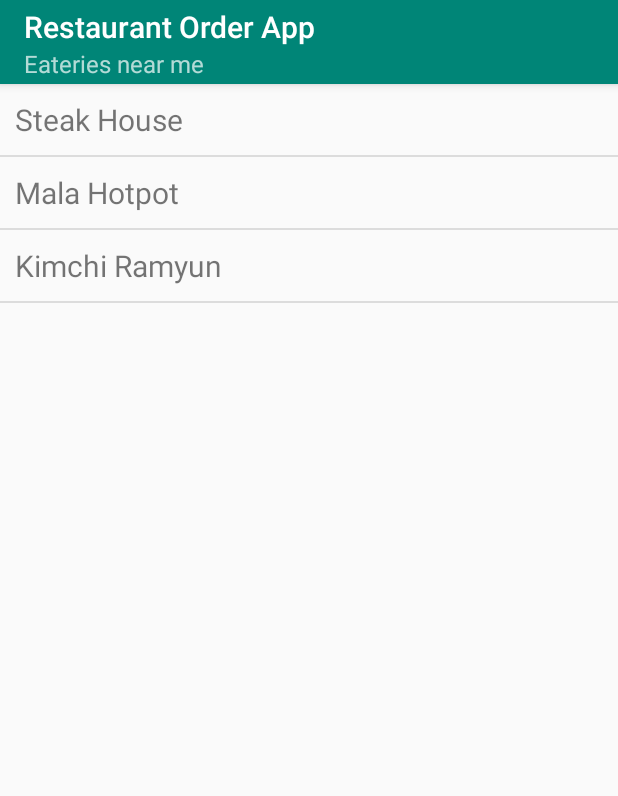
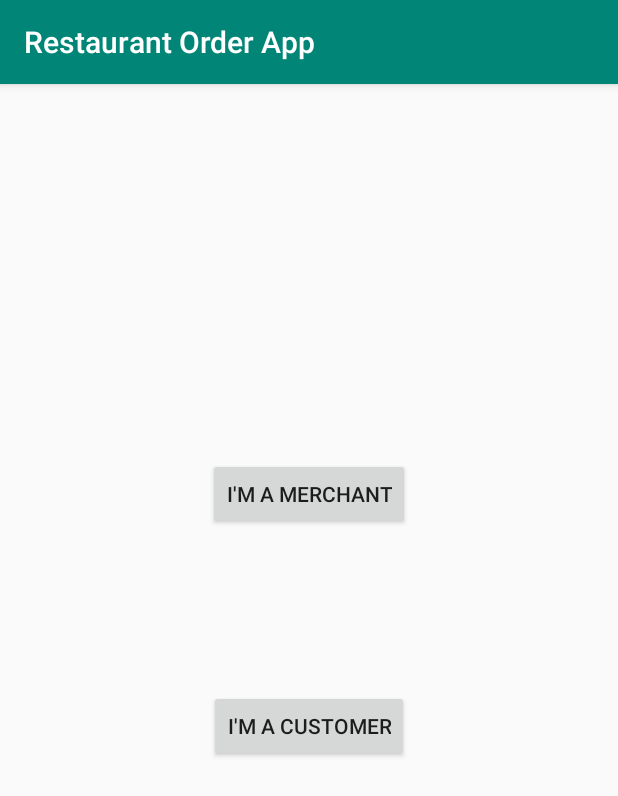
Before and after one commit to Sophonomores/VisaHackathon, an Android app: the screen it shows after launch (MainActivity), on a phone screen of 412 x 824 dp. Shown: the top 796 px of the screen. Run offline under Robolectric (Android 15) with nearby library versions, the light colour scheme and no system bars.

Commit message:
add new launch screen with two buttons for merchant and customer

```diff
--- a/app/src/main/AndroidManifest.xml
+++ b/app/src/main/AndroidManifest.xml
@@ -9,8 +9,6 @@
         android:roundIcon="@mipmap/ic_launcher_round"
         android:supportsRtl="true"
         android:theme="@style/AppTheme">
-        <activity android:name=".CartActivity"></activity>
-        <activity android:name=".MenuActivity" />
         <activity android:name=".MainActivity">
             <intent-filter>
                 <action android:name="android.intent.action.MAIN" />
@@ -18,6 +16,9 @@
                 <category android:name="android.intent.category.LAUNCHER" />
             </intent-filter>
         </activity>
+        <activity android:name=".CartActivity" />
+        <activity android:name=".MenuActivity" />
+        <activity android:name=".CustomerMainActivity" />
     </application>
 
 </manifest>
--- a/app/src/main/java/com/sophonomores/restaurantorderapp/CartActivity.java
+++ b/app/src/main/java/com/sophonomores/restaurantorderapp/CartActivity.java
@@ -26,7 +26,7 @@ public class CartActivity extends AppCompatActivity {
         super.onCreate(savedInstanceState);
         setContentView(R.layout.activity_cart);
 
-        orderManager = MainActivity.getOrderManager();
+        orderManager = CustomerMainActivity.getOrderManager();
         cart = orderManager.getCart();
 
         getSupportActionBar().setSubtitle("My Shopping Cart");
--- a/app/src/main/java/com/sophonomores/restaurantorderapp/MainActivity.java
+++ b/app/src/main/java/com/sophonomores/restaurantorderapp/MainActivity.java
@@ -1,68 +1,26 @@
 package com.sophonomores.restaurantorderapp;
 
 import androidx.appcompat.app.AppCompatActivity;
-import androidx.recyclerview.widget.DividerItemDecoration;
-import androidx.recyclerview.widget.LinearLayoutManager;
-import androidx.recyclerview.widget.RecyclerView;
 
 import android.content.Intent;
 import android.os.Bundle;
 import android.view.View;
 
-import com.sophonomores.restaurantorderapp.entities.UserProfile;
-
-public class MainActivity extends AppCompatActivity implements RestaurantAdapter.ItemClickListener {
-
-    private static OrderManager orderManager;
-
-    private RecyclerView restaurantRecyclerView;
-    private RecyclerView.Adapter restaurantViewAdapter;
-    private RecyclerView.LayoutManager restaurantLayoutManager;
-
-    public static final String RESTAURANT_INDEX = "RESTAURANT_INDEX";
+public class MainActivity extends AppCompatActivity {
 
     @Override
     protected void onCreate(Bundle savedInstanceState) {
         super.onCreate(savedInstanceState);
         setContentView(R.layout.activity_main);
-
-        UserProfile user = new UserProfile("username"); // hardcoded
-        orderManager = new OrderManager(user);
-        getSupportActionBar().setSubtitle("Eateries near me");
-
-        prepareRestaurantRecyclerView();
     }
 
-    public static OrderManager getOrderManager() {
-        return orderManager;
+    public void goToCustomerMainActivity(View view) {
+        Intent intent = new Intent(this, CustomerMainActivity.class);
+        startActivity(intent);
     }
 
-    private void prepareRestaurantRecyclerView() {
-        restaurantRecyclerView = (RecyclerView) findViewById(R.id.restaurant_recycler_view);
-
-        // add divider
-        DividerItemDecoration dividerItemDecoration =
-                new DividerItemDecoration(restaurantRecyclerView.getContext(),
-                                          LinearLayoutManager.VERTICAL);
-        restaurantRecyclerView.addItemDecoration(dividerItemDecoration);
-
-        // use this setting to improve performance if you know that changes
-        // in content do not change the layout size of the RecyclerView
-        restaurantRecyclerView.setHasFixedSize(true);
-
-        // use a linear layout manager
-        restaurantLayoutManager = new LinearLayoutManager(this);
-        restaurantRecyclerView.setLayoutManager(restaurantLayoutManager);
-
-        // specify an adapter
-        restaurantViewAdapter = new RestaurantAdapter(this, orderManager.getRestaurantList());
-        ((RestaurantAdapter) restaurantViewAdapter).setClickListener(this);
-        restaurantRecyclerView.setAdapter(restaurantViewAdapter);
+    public void goToMerchantMainActivity(View view) {
+        // TODO: to be implemented
     }
 
-    public void onItemClick(View view, int position) {
-        Intent intent = new Intent(this, MenuActivity.class);
-        intent.putExtra(RESTAURANT_INDEX, position);
-        startActivity(intent);
-    }
 }
--- a/app/src/main/java/com/sophonomores/restaurantorderapp/MenuActivity.java
+++ b/app/src/main/java/com/sophonomores/restaurantorderapp/MenuActivity.java
@@ -29,9 +29,9 @@ public class MenuActivity extends AppCompatActivity implements DishAdapter.ItemC
         super.onCreate(savedInstanceState);
         setContentView(R.layout.activity_menu);
 
-        orderManager = MainActivity.getOrderManager();
+        orderManager = CustomerMainActivity.getOrderManager();
         Intent intent = getIntent();
-        int restaurantIndex = intent.getIntExtra(MainActivity.RESTAURANT_INDEX, -1);
+        int restaurantIndex = intent.getIntExtra(CustomerMainActivity.RESTAURANT_INDEX, -1);
         Restaurant restaurant = orderManager.getRestaurantList().get(restaurantIndex);
         dishes = restaurant.getDishes();
 
--- a/app/src/main/res/layout/activity_main.xml
+++ b/app/src/main/res/layout/activity_main.xml
@@ -6,10 +6,27 @@
     android:layout_height="match_parent"
     tools:context=".MainActivity">
 
-    <androidx.recyclerview.widget.RecyclerView
-        android:id="@+id/restaurant_recycler_view"
-        android:scrollbars="vertical"
-        android:layout_width="match_parent"
-        android:layout_height="match_parent"/>
+    <Button
+        android:id="@+id/merchant_button"
+        android:layout_width="wrap_content"
+        android:layout_height="wrap_content"
+        android:text="I'm a Merchant"
+        app:layout_constraintBottom_toTopOf="@+id/customer_button"
+        app:layout_constraintEnd_toEndOf="parent"
+        app:layout_constraintStart_toStartOf="parent"
+        app:layout_constraintTop_toTopOf="parent"
+        app:layout_constraintVertical_bias="0.70"
+        android:onClick="goToMerchantMainActivity"/>
+
+    <Button
+        android:id="@+id/customer_button"
+        android:layout_width="wrap_content"
+        android:layout_height="wrap_content"
+        android:layout_marginBottom="316dp"
+        android:text="I'm a Customer"
+        app:layout_constraintBottom_toBottomOf="parent"
+        app:layout_constraintEnd_toEndOf="parent"
+        app:layout_constraintStart_toStartOf="parent"
+        android:onClick="goToCustomerMainActivity"/>
 
 </androidx.constraintlayout.widget.ConstraintLayout>
```
Also changed, not shown: app/src/main/java/com/sophonomores/restaurantorderapp/CustomerMainActivity.java (added, +68 -0 lines), app/src/main/res/layout/activity_main_customer.xml (added, +15 -0 lines).
